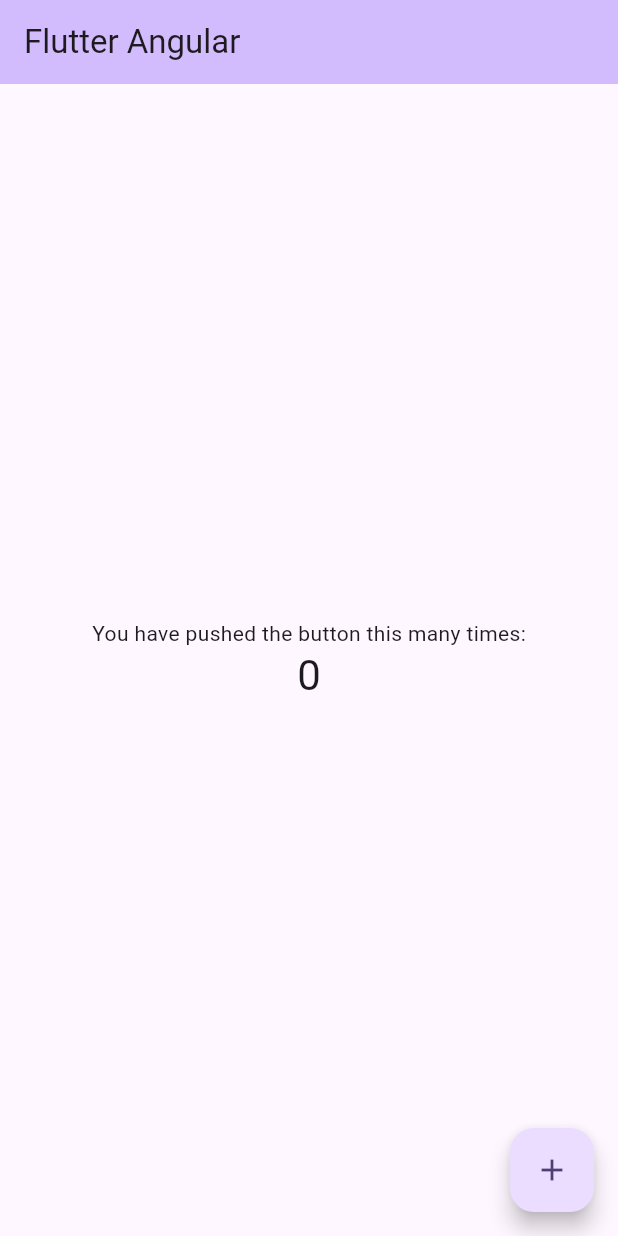
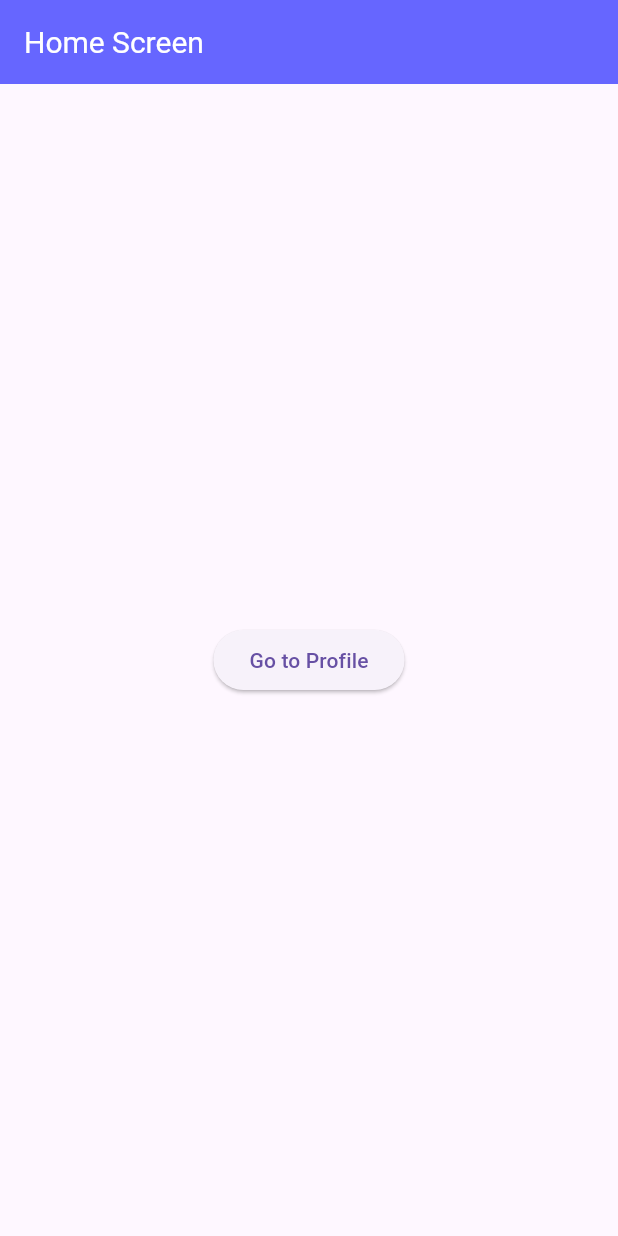
Before and after one commit to WesleyMaciel2510/Flutter-Angular, a Flutter app: the screen it shows after launch, on a phone screen of 412 x 824 dp. Run offline on Flutter 3.47's test engine with Material 3 defaults, Android fonts, the phone set to English and light mode, and no system bars.

Commit message:
route navigation working as expected

```diff
--- a/lib/main.dart
+++ b/lib/main.dart
@@ -1,126 +1,41 @@
 import 'package:flutter/material.dart';
+import 'src/routes/index.dart';
+import 'package:flutter/services.dart';
 
 void main() {
   runApp(const MyApp());
+   SystemChrome.setSystemUIOverlayStyle(
+    const SystemUiOverlayStyle(
+      statusBarColor: Color(0xFF6666FF), // Color of the status bar
+      statusBarIconBrightness: Brightness.light, // Status bar icons color
+      statusBarBrightness: Brightness.dark, // Status bar background brightness
+    ),
+  );
 }
 
 class MyApp extends StatelessWidget {
   const MyApp({super.key});
 
-  // This widget is the root of your application.
   @override
   Widget build(BuildContext context) {
     return MaterialApp(
-      title: 'Flutter Demo',
-      debugShowCheckedModeBanner: false, // Remove the debug banner
+      title: 'Flutter Navigation',
+      debugShowCheckedModeBanner: false,
       theme: ThemeData(
-        // This is the theme of your application.
-        //
-        // TRY THIS: Try running your application with "flutter run". You'll see
-        // the application has a purple toolbar. Then, without quitting the app,
-        // try changing the seedColor in the colorScheme below to Colors.green
-        // and then invoke "hot reload" (save your changes or press the "hot
-        // reload" button in a Flutter-supported IDE, or press "r" if you used
-        // the command line to start the app).
-        //
-        // Notice that the counter didn't reset back to zero; the application
-        // state is not lost during the reload. To reset the state, use hot
-        // restart instead.
-        //
-        // This works for code too, not just values: Most code changes can be
-        // tested with just a hot reload.
-        colorScheme: ColorScheme.fromSeed(seedColor: Colors.deepPurple),
-        useMaterial3: true,
+        primarySwatch: Colors.blue, // This sets the AppBar color
+        appBarTheme: const AppBarTheme(
+          backgroundColor: Color(0xFF6666FF), // Hex color for AppBar
+          titleTextStyle: TextStyle(
+            color: Colors.white, // Color of the AppBar title text
+            fontSize: 20, // Optionally, set the font size
+          ),
+          iconTheme: IconThemeData(
+            color: Colors.white, // Color of the AppBar icons (including back arrow)
+          ),
+        ),
       ),
-      home: const MyHomePage(title: 'Flutter Angular'),
+      initialRoute: AppRoutes.home,
+      onGenerateRoute: AppRoutes.generateRoute,
     );
   }
 }
-
-class MyHomePage extends StatefulWidget {
-  const MyHomePage({super.key, required this.title});
-
-  // This widget is the home page of your application. It is stateful, meaning
-  // that it has a State object (defined below) that contains fields that affect
-  // how it looks.
-
-  // This class is the configuration for the state. It holds the values (in this
-  // case the title) provided by the parent (in this case the App widget) and
-  // used by the build method of the State. Fields in a Widget subclass are
-  // always marked "final".
-
-  final String title;
-
-  @override
-  State<MyHomePage> createState() => _MyHomePageState();
-}
-
-class _MyHomePageState extends State<MyHomePage> {
-  int _counter = 0;
-
-  void _incrementCounter() {
-    setState(() {
-      // This call to setState tells the Flutter framework that something has
-      // changed in this State, which causes it to rerun the build method below
-      // so that the display can reflect the updated values. If we changed
-      // _counter without calling setState(), then the build method would not be
-      // called again, and so nothing would appear to happen.
-      _counter++;
-    });
-  }
-
-  @override
-  Widget build(BuildContext context) {
-    // This method is rerun every time setState is called, for instance as done
-    // by the _incrementCounter method above.
-    //
-    // The Flutter framework has been optimized to make rerunning build methods
-    // fast, so that you can just rebuild anything that needs updating rather
-    // than having to individually change instances of widgets.
-    return Scaffold(
-      appBar: AppBar(
-        // TRY THIS: Try changing the color here to a specific color (to
-        // Colors.amber, perhaps?) and trigger a hot reload to see the AppBar
-        // change color while the other colors stay the same.
-        backgroundColor: Theme.of(context).colorScheme.inversePrimary,
-        // Here we take the value from the MyHomePage object that was created by
-        // the App.build method, and use it to set our appbar title.
-        title: Text(widget.title),
-      ),
-      body: Center(
-        // Center is a layout widget. It takes a single child and positions it
-        // in the middle of the parent.
-        child: Column(
-          // Column is also a layout widget. It takes a list of children and
-          // arranges them vertically. By default, it sizes itself to fit its
-          // children horizontally, and tries to be as tall as its parent.
-          //
-          // Column has various properties to control how it sizes itself and
-          // how it positions its children. Here we use mainAxisAlignment to
-          // center the children vertically; the main axis here is the vertical
-          // axis because Columns are vertical (the cross axis would be
-          // horizontal).
-          //
-          // TRY THIS: Invoke "debug painting" (choose the "Toggle Debug Paint"
-          // action in the IDE, or press "p" in the console), to see the
-          // wireframe for each widget.
-          mainAxisAlignment: MainAxisAlignment.center,
-          children: <Widget>[
-            const Text(
-              'You have pushed the button this many times:',
-            ),
-            Text(
-              '$_counter',
-              style: Theme.of(context).textTheme.headlineMedium,
-            ),
-          ],
-        ),
-      ),
-      floatingActionButton: FloatingActionButton(
-        onPressed: _incrementCounter,
-        tooltip: 'Increment',
-        child: const Icon(Icons.add),
-      ), // This trailing comma makes auto-formatting nicer for build methods.
-    );
-  }
-}
--- /dev/null
+++ b/lib/routes/index.dart
@@ -0,0 +1 @@
+// TODO Implement this library.
--- /dev/null
+++ b/lib/src/routes/index.dart
@@ -0,0 +1,25 @@
+import 'package:flutter/material.dart';
+import '../screens/home/index.dart';
+import '../screens/profile/index.dart';
+
+class AppRoutes {
+  static const String home = '/';
+  static const String profile = '/profile';
+
+  static Route<dynamic> generateRoute(RouteSettings settings) {
+    switch (settings.name) {
+      case home:
+        return MaterialPageRoute(builder: (_) => const HomeScreen());
+      case profile:
+        return MaterialPageRoute(builder: (_) => const ProfileScreen());
+      default:
+        return MaterialPageRoute(
+          builder: (_) => const Scaffold(
+            body: Center(
+              child: Text('Page not found'),
+            ),
+          ),
+        );
+    }
+  }
+}
--- /dev/null
+++ b/lib/src/screens/home/index.dart
@@ -0,0 +1,22 @@
+import 'package:flutter/material.dart';
+
+class HomeScreen extends StatelessWidget {
+  const HomeScreen({super.key});
+
+  @override
+  Widget build(BuildContext context) {
+    return Scaffold(
+      appBar: AppBar(
+        title: const Text('Home Screen'),
+      ),
+      body: Center(
+        child: ElevatedButton(
+          onPressed: () {
+            Navigator.pushNamed(context, '/profile');
+          },
+          child: const Text('Go to Profile'),
+        ),
+      ),
+    );
+  }
+}
```
Also changed, not shown: lib/src/screens/profile/index.dart (added, +22 -0 lines).
